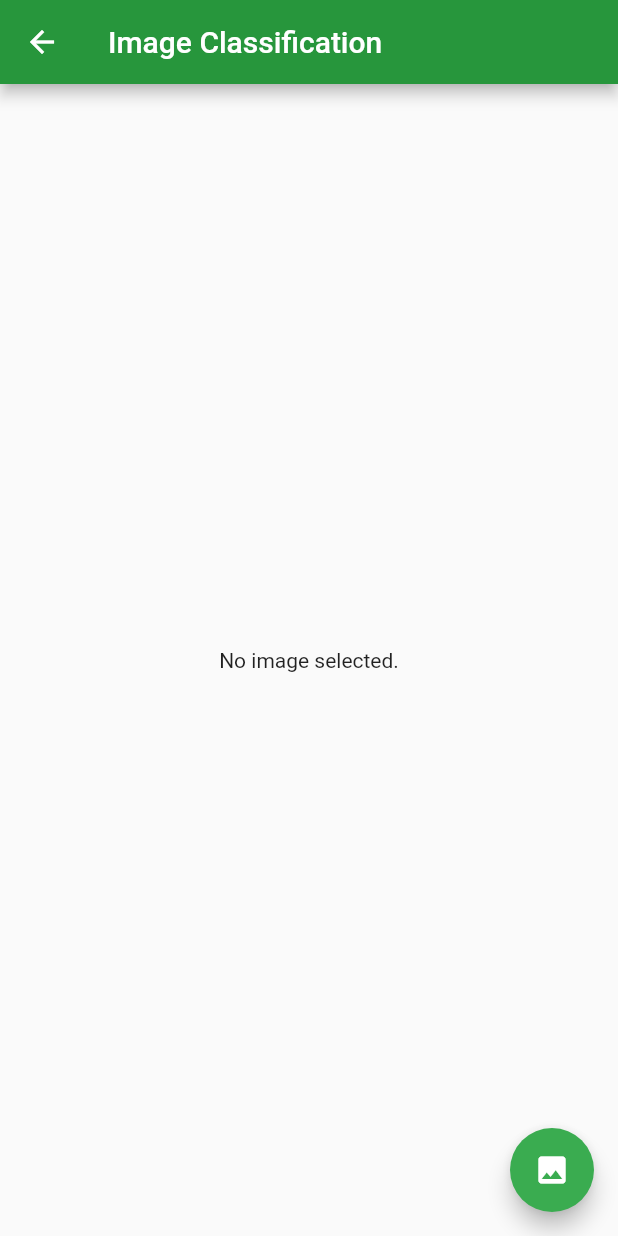
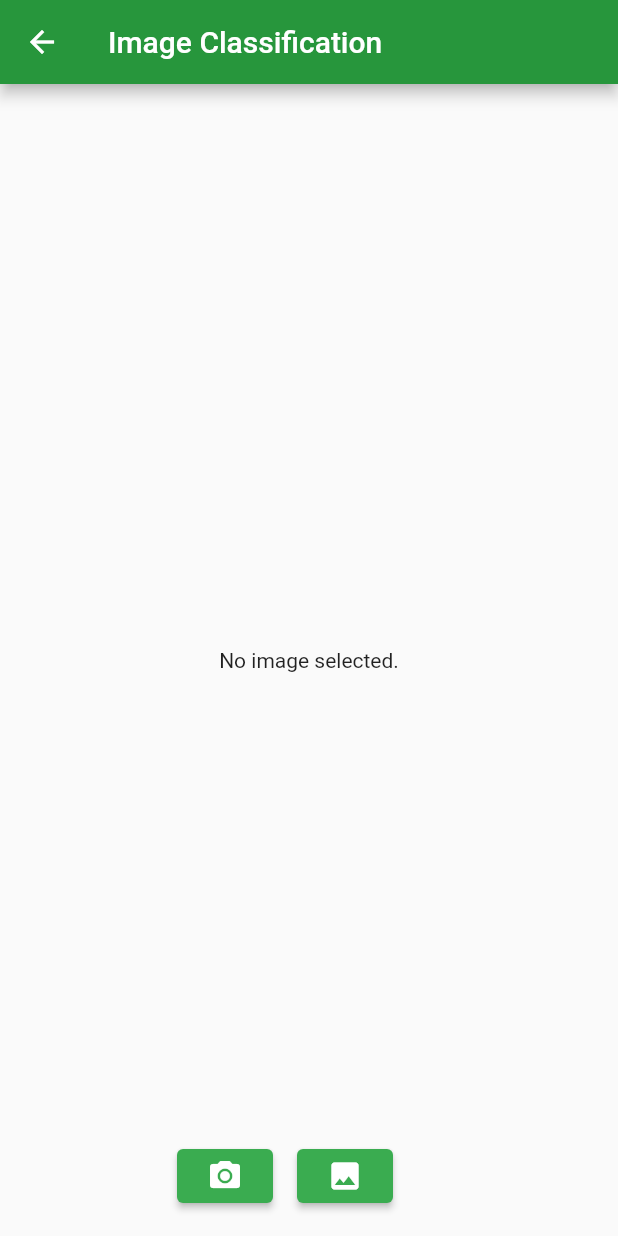
Before and after one commit to herliananur/Medplants-Flutter, a Flutter app: the screen it shows after launch, after a tap on "Upload Gambar", on a phone screen of 412 x 824 dp. Run offline on Flutter 3.47's test engine with Material 2 defaults, Android fonts, the phone set to English and light mode, and no system bars; our stand-ins replace google_fonts, image_picker; missing offline and left inert: tflite.

Commit message:
Provider image classification fixed

```diff
--- a/medplants/lib/classifier/image_classification_screen.dart
+++ /dev/null
@@ -1,138 +0,0 @@
-import 'dart:io';
-
-import 'package:flutter/material.dart';
-import 'package:image_picker/image_picker.dart';
-import 'package:medplants/theme/theme_color.dart';
-import 'package:tflite/tflite.dart';
-
-class ImageClassificationScreen extends StatefulWidget {
-  const ImageClassificationScreen({super.key});
-
-  @override
-  State<ImageClassificationScreen> createState() =>
-      _ImageClassificationScreenState();
-}
-
-class _ImageClassificationScreenState extends State<ImageClassificationScreen> {
-  XFile? _image;
-  List<dynamic>? _outputs;
-
-  //Load the Tflite model
-  loadModel() async {
-    await Tflite.loadModel(
-      model: "assets/model_unquant.tflite",
-      labels: "assets/labels.txt",
-    );
-  }
-
-  classifyImage(image) async {
-    var output = await Tflite.runModelOnImage(
-      path: image.path,
-      numResults: 2,
-      threshold: 0.1,
-      imageMean: 0.0,
-      imageStd: 255.0,
-    );
-    setState(() {
-      _outputs = output;
-      _image = image;
-    });
-  }
-
-  final ImagePicker _picker = ImagePicker();
-
-  @override
-  void initState() {
-    super.initState();
-    loadModel();
-  }
-
-  @override
-  Widget build(BuildContext context) {
-    return Scaffold(
-      appBar: AppBar(
-        title: const Text('Image Classification'),
-        backgroundColor: ThemeColor().greenBaseColor,
-      ),
-      body: _image == null
-          ? Container(
-              alignment: Alignment.center,
-              child: const Text('No image selected.'),
-            )
-          : Container(
-              width: MediaQuery.of(context).size.width,
-              child: Column(
-                crossAxisAlignment: CrossAxisAlignment.center,
-                mainAxisAlignment: MainAxisAlignment.center,
-                children: <Widget>[
-                  _image == null ? Container() : Image.file(File(_image!.path)),
-                  const SizedBox(
-                    height: 20,
-                  ),
-                  _outputs != null
-                      ? Text(
-                          '${_outputs![0]["label"]}',
-                          style: const TextStyle(
-                              color: Colors.black, fontSize: 20),
-                        )
-                      : Container()
-                ],
-              ),
-            ),
-      floatingActionButton: FloatingActionButton(
-        onPressed: _optiondialogbox,
-        backgroundColor: ThemeColor().greenTransparant,
-        child: const Icon(Icons.image),
-      ),
-    );
-  }
-
-  //camera method
-  Future<void> _optiondialogbox() {
-    return showDialog(
-        context: context,
-        builder: (BuildContext context) {
-          return AlertDialog(
-            backgroundColor: ThemeColor().greenTransparant,
-            content: SingleChildScrollView(
-                child: ListBody(
-              children: [
-                GestureDetector(
-                  child: Text(
-                    'Take a picture',
-                    style:
-                        TextStyle(color: ThemeColor().blackColor, fontSize: 20),
-                  ),
-                  onTap: openCamera,
-                ),
-                const Padding(padding: EdgeInsets.all(10)),
-                GestureDetector(
-                  child: Text(
-                    'Select Image',
-                    style: TextStyle(
-                      color: ThemeColor().blackColor,
-                      fontSize: 20,
-                    ),
-                  ),
-                  onTap: openGallery,
-                )
-              ],
-            )),
-          );
-        });
-  }
-
-  Future openCamera() async {
-    var image = await _picker.pickImage(source: ImageSource.camera);
-
-    if (image == null) return;
-    classifyImage(image);
-  }
-
-  Future openGallery() async {
-    var picture = await _picker.pickImage(source: ImageSource.gallery);
-
-    if (picture == null) return;
-    classifyImage(picture);
-  }
-}
--- /dev/null
+++ b/medplants/lib/classifier/model/image_classification_viewmodel.dart
@@ -0,0 +1,56 @@
+import 'package:flutter/material.dart';
+import 'package:image_picker/image_picker.dart';
+import 'package:tflite/tflite.dart';
+
+class ImageClassificationViewModel with ChangeNotifier {
+  XFile? _image;
+  XFile? get image => _image;
+
+  List<dynamic>? _outputs;
+  List<dynamic>? get outputs => _outputs;
+
+  final ImagePicker _picker = ImagePicker();
+
+  Future<void> loadModel() async {
+    await Tflite.loadModel(
+      model: "assets/model_unquant.tflite",
+      labels: "assets/labels.txt",
+    );
+  }
+
+  Future<void> classifyImage(XFile image) async {
+    var output = await Tflite.runModelOnImage(
+      path: image.path,
+      numResults: 2,
+      threshold: 0.1,
+      imageMean: 0.0,
+      imageStd: 255.0,
+    );
+
+    _outputs = output;
+    _image = image;
+    notifyListeners();
+  }
+
+  Future<void> openCamera() async {
+    var image = await _picker.pickImage(source: ImageSource.camera);
+
+    if (image != null) {
+      await classifyImage(image);
+    }
+  }
+
+  Future<void> openGallery() async {
+    var picture = await _picker.pickImage(source: ImageSource.gallery);
+
+    if (picture != null) {
+      await classifyImage(picture);
+    }
+  }
+
+  @override
+  void dispose() {
+    Tflite.close();
+    super.dispose();
+  }
+}
--- /dev/null
+++ b/medplants/lib/classifier/screen/image_classification_screen.dart
@@ -0,0 +1,127 @@
+import 'dart:io';
+
+import 'package:flutter/material.dart';
+import 'package:medplants/classifier/model/image_classification_viewmodel.dart';
+import 'package:medplants/theme/theme_color.dart';
+import 'package:provider/provider.dart';
+
+class ImageClassificationScreen extends StatefulWidget {
+  const ImageClassificationScreen({super.key});
+
+  @override
+  State<ImageClassificationScreen> createState() =>
+      _ImageClassificationScreenState();
+}
+
+class _ImageClassificationScreenState extends State<ImageClassificationScreen> {
+  late ImageClassificationViewModel imageClassificationViewModel;
+
+  @override
+  void initState() {
+    super.initState();
+  }
+
+  @override
+  Widget build(BuildContext context) {
+    imageClassificationViewModel =
+        Provider.of<ImageClassificationViewModel>(context);
+
+    imageClassificationViewModel.loadModel();
+
+    return Scaffold(
+      appBar: AppBar(
+        title: const Text('Image Classification'),
+        backgroundColor: ThemeColor().greenBaseColor,
+      ),
+      body: imageClassificationViewModel.image == null
+          ? Container(
+              alignment: Alignment.center,
+              child: Text('No image selected.'),
+            )
+          : Container(
+              width: MediaQuery.of(context).size.width,
+              child: Column(
+                crossAxisAlignment: CrossAxisAlignment.center,
+                mainAxisAlignment: MainAxisAlignment.center,
+                children: [
+                  imageClassificationViewModel.image == null
+                      ? Container()
+                      : Image.file(
+                          File(imageClassificationViewModel.image!.path)),
+                  SizedBox(
+                    height: 16,
+                  ),
+                  imageClassificationViewModel.outputs != null
+                      ? Text(
+                          '${imageClassificationViewModel.outputs![0]["label"]}',
+                          style: TextStyle(
+                              color: ThemeColor().blackColor, fontSize: 20),
+                        )
+                      : Container()
+                ],
+              ),
+            ),
+      floatingActionButton: Row(
+        mainAxisAlignment: MainAxisAlignment.center,
+        children: [
+          ElevatedButton(
+            onPressed: imageClassificationViewModel.openCamera,
+            style: ElevatedButton.styleFrom(
+                backgroundColor: ThemeColor().greenTransparant),
+            child: Icon(Icons.camera_alt),
+          ),
+          SizedBox(
+            width: 16,
+          ),
+          ElevatedButton(
+            onPressed: imageClassificationViewModel.openGallery,
+            style: ElevatedButton.styleFrom(
+                backgroundColor: ThemeColor().greenTransparant),
+            child: Icon(Icons.photo),
+          ),
+          // FloatingActionButton(
+          //   onPressed: imageViewModel.openCamera,
+          //   backgroundColor: ThemeColor().greenTransparant,
+          //   child: Icon(Icons.camera_alt),
+          // ),
+          // FloatingActionButton(
+          //   onPressed: imageViewModel.openGallery,
+          //   backgroundColor: ThemeColor().greenTransparant,
+          //   child: Icon(Icons.image),
+          // ),
+        ],
+      ),
+    );
+    // _image == null
+    //     ? Container(
+    //         alignment: Alignment.center,
+    //         child: const Text('No image selected.'),
+    //       )
+    //     : Container(
+    //         width: MediaQuery.of(context).size.width,
+    //         child: Column(
+    //           crossAxisAlignment: CrossAxisAlignment.center,
+    //           mainAxisAlignment: MainAxisAlignment.center,
+    //           children: <Widget>[
+    //             _image == null ? Container() : Image.file(File(_image!.path)),
+    //             const SizedBox(
+    //               height: 20,
+    //             ),
+    //             _outputs != null
+    //                 ? Text(
+    //                     '${_outputs![0]["label"]}',
+    //                     style: const TextStyle(
+    //                         color: Colors.black, fontSize: 20),
+    //                   )
+    //                 : Container()
+    //           ],
+    //         ),
+    //       ),
+    // floatingActionButton: FloatingActionButton(
+    //   onPressed: _optiondialogbox,
+    //   backgroundColor: ThemeColor().greenTransparant,
+    //   child: const Icon(Icons.image),
+    // ),
+    // );
+  }
+}
--- a/medplants/lib/main.dart
+++ b/medplants/lib/main.dart
@@ -1,6 +1,7 @@
 import 'package:flutter/material.dart';
 import 'package:medplants/API_plant/model/med_screen_viewmodel.dart';
-import 'package:medplants/classifier/image_classification_screen.dart';
+import 'package:medplants/classifier/model/image_classification_viewmodel.dart';
+import 'package:medplants/classifier/screen/image_classification_screen.dart';
 import 'package:medplants/model/app_model.dart';
 import 'package:medplants/screen/home_page.dart';
 import 'package:medplants/API_plant/screen/med_screen.dart';
@@ -12,8 +13,12 @@ void main() {
     providers: [
       ChangeNotifierProvider(
         create: (_) => AppModel(),
-      ),ChangeNotifierProvider(
+      ),
+      ChangeNotifierProvider(
         create: (_) => MedScreenViewModel(),
+      ),
+      ChangeNotifierProvider(
+        create: (_) => ImageClassificationViewModel(),
       ),
     ],
     child: const MyApp(),
--- a/medplants/lib/screen/splash_screen.dart
+++ b/medplants/lib/screen/splash_screen.dart
@@ -1,5 +1,5 @@
 import 'package:flutter/material.dart';
-import 'package:medplants/classifier/image_classification_screen.dart';
+import 'package:medplants/classifier/screen/image_classification_screen.dart';
 import 'package:medplants/screen/home_page.dart';
 import 'package:medplants/theme/theme_color.dart';
 
```
